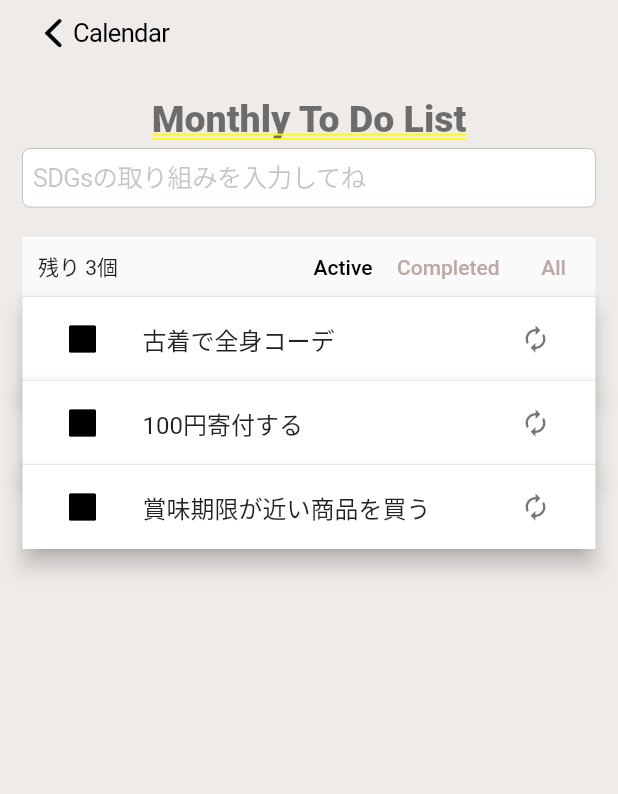
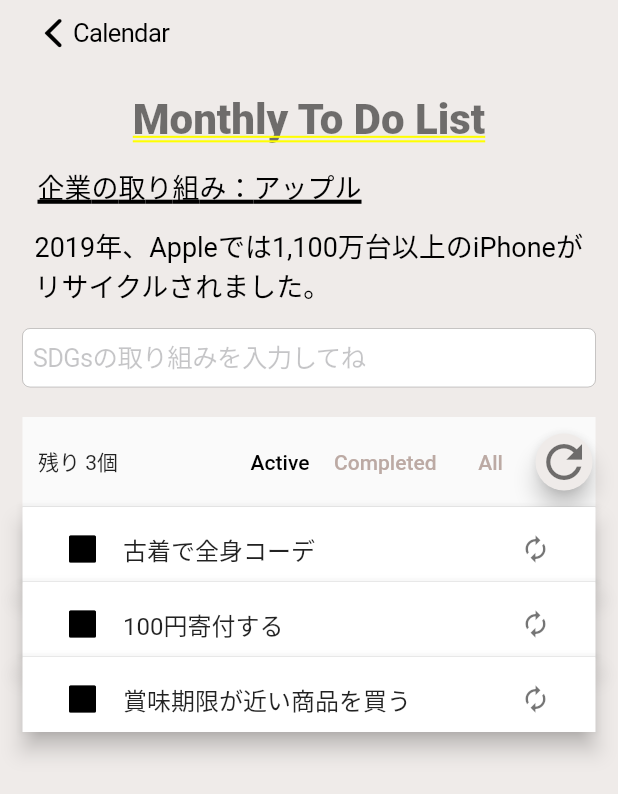
Before and after one commit to kode28003/calender, a Flutter app: the ToDoPage screen opened by its route, on a phone screen of 412 x 824 dp. Shown: the top 794 px of the screen. Run offline on Flutter 3.47's test engine with Material 2 defaults, Android fonts, the phone set to English and light mode, and no system bars; our stand-ins replace flutter_hooks, flutter_riverpod, hooks_riverpod, riverpod, syncfusion_flutter_calendar; Roboto replaces fonts that are missing (Helvetica Neue).

Commit message:
add company information

```diff
--- a/lib/apps/calendar.dart
+++ b/lib/apps/calendar.dart
@@ -68,7 +68,7 @@ Future InputText(BuildContext context) async{
             },
           ),
           CupertinoDialogAction(
-            child: Text('ok',style: TextStyle(color:Colors.black),),
+            child: Text('OK',style: TextStyle(color:Colors.black),),
             onPressed: () {
               Navigator.pop(context);
             },
--- a/lib/page/home.dart
+++ b/lib/page/home.dart
@@ -7,6 +7,7 @@ import 'package:flutter/widgets.dart';
 import 'package:flutter/cupertino.dart';
 import 'package:calender/page/todo.dart';
 import 'package:calender/apps/calendar.dart';
+import 'package:url_launcher/url_launcher.dart';
 
 CalendarDataSource? _dataSource;
 Appointment? app;
@@ -65,8 +66,7 @@ class HomePage extends ConsumerWidget {
     _dataSource = _getDataSource();
     final random=ref.watch(randomProvider);
     ref.watch(countProvider);
-    number=random.nextInt(10);//0~9までのrandomをもとめる
-    //ref.watch(countUpNotifierProvider);
+    number=random.nextInt(10);//0~9までのrandom
 
     return CupertinoPageScaffold(
       backgroundColor: Colors.brown.shade50,
@@ -107,6 +107,13 @@ class HomePage extends ConsumerWidget {
                                 style: TextStyle(color:Colors.black),
                               ),
                               onPressed: () => Navigator.pop(context),
+                            ),
+                            CupertinoDialogAction(
+                              child: Text('詳しく ↗',style: TextStyle(color:Colors.black),),
+                              onPressed: () {
+                              Navigator.pop(context);
+                              launchURL();
+                            },
                             ),
                           ],
                         ),)
@@ -237,11 +244,11 @@ class Event extends ConsumerWidget {
             CalendarView.week,
             CalendarView.workWeek,
             CalendarView.month,
-            CalendarView.timelineDay,
-            CalendarView.timelineWeek,
-            CalendarView.timelineWorkWeek,
-            CalendarView.timelineMonth,
-            CalendarView.schedule
+            // CalendarView.timelineDay,
+            // CalendarView.timelineWeek,
+            // CalendarView.timelineWorkWeek,
+            //CalendarView.timelineMonth,
+            //CalendarView.schedule
           ],
         ),
       ),
@@ -277,6 +284,15 @@ _DataSource _getDataSource() {
   return _DataSource(appointments);
 }
 
+launchURL() async {
+  const url = "https://www.unicef.or.jp/kodomo/sdgs/";
+  if (await canLaunch(url)) {
+    await launch(url);
+  } else {
+    throw 'Could not Launch $url';
+  }
+}
+
 class _DataSource extends CalendarDataSource {
   _DataSource(List<Appointment> source) {
     appointments = source;
--- a/lib/page/todo.dart
+++ b/lib/page/todo.dart
@@ -1,5 +1,6 @@
 import 'package:calender/apps/count.dart';
 import 'package:flutter/cupertino.dart';
+import 'package:flutter/gestures.dart';
 import 'package:flutter/material.dart';
 import 'package:flutter_riverpod/flutter_riverpod.dart';
 import 'package:flutter/widgets.dart';
@@ -32,6 +33,26 @@ final list=[
   '',
 ];
 
+final company=[
+  '',
+  'アップル',
+  'グーグル',
+  'パナソニック',
+  '花王',
+  'ヤクルトグループ',
+  'トヨタ自動車',
+];
+
+final companyInformation=[
+  '',
+  '2019年、Appleでは1,100万台以上のiPhoneがリサイクルされました。',
+  '米国では、Googleマップで自動車でのルートを検索すると、燃料効率のいいルートを提案されます。',
+  'カンボジアで、子どもが売られない仕組みを作るために、最貧困層の女性向けの雇用の支援を行っています。',
+  '世界各国のジェンダー平等の取り組みが優れている企業に贈られる「2020年男女平等指数」に選ばれました。',
+  '女性が活躍し働きやすい環境づくりとして、ヤクルトレディのお子さんをお預かりする保育所を運営しています。',
+  '電気自動車をより早く普及させるため、車両電動化技術の特許を無償で共有しています。',
+];
+
 
 final iconCount1Provider = StateProvider((ref) {
   return 1;
@@ -43,6 +64,10 @@ final iconCount2Provider = StateProvider((ref) {
 
 final iconCount3Provider = StateProvider((ref) {
   return 3;
+});
+
+final updateCompanyProvider=StateProvider((ref){
+  return 1;
 });
 
 
@@ -63,7 +88,6 @@ enum TodoListFilter {
   active,
   completed,
 }
-
 
 final todoListFilter = StateProvider((_) => TodoListFilter.active);
 
@@ -93,6 +117,7 @@ class ToDoPage extends HookConsumerWidget {
   Widget build(BuildContext context, WidgetRef ref) {
     final todos = ref.watch(filteredTodos);
     final newTodoController = useTextEditingController();
+    final companyNum=ref.watch(updateCompanyProvider);
 
     return GestureDetector(
       onTap: () => FocusScope.of(context).unfocus(),
@@ -111,9 +136,42 @@ class ToDoPage extends HookConsumerWidget {
         ),
       ),
         child: ListView(
-          padding: const EdgeInsets.symmetric(horizontal: 15, vertical: 20),
+          padding: const EdgeInsets.symmetric(horizontal: 15, vertical: 18),
           children: [
             const Title(),
+            Container(
+                padding: EdgeInsets.fromLTRB(10, 10, 5, 2),
+                child: RichText(
+                  softWrap: true,
+                  overflow: TextOverflow.ellipsis,
+                  maxLines: 1,
+                  text: TextSpan(
+                    text: '企業の取り組み：${company[companyNum]}',
+                    style: TextStyle(
+                      fontSize: 18,
+                      color: Colors.black,
+                      decoration: TextDecoration.underline,
+                      decorationThickness: 3,
+                    ),
+                  ),
+                ),
+              ),
+              Container(
+                padding: EdgeInsets.fromLTRB(8, 10, 5, 15),
+                child: RichText(
+                  softWrap: true,
+                  overflow: TextOverflow.ellipsis,
+                  maxLines: 3,
+                  text: TextSpan(
+                    text: companyInformation[companyNum],
+                    style: TextStyle(
+                      fontSize: 18,
+                      color: Colors.black,
+                      decorationThickness: 3,
+                    ),
+                  ),
+                ),
+              ),
             CupertinoTextField(
               key: addTodoKey,
               placeholder: 'SDGsの取り組みを入力してね',
@@ -212,6 +270,24 @@ class Toolbar extends HookConsumerWidget {
             child: const Text('All'),
             ),
           ),
+          Container(//////////////////////////////////
+            width: 42,
+            padding: EdgeInsets.all(2),
+            child:FloatingActionButton(
+              backgroundColor: Colors.brown.shade50,
+              onPressed: () {
+                final company=ref.read(updateCompanyProvider.state).state+=1;
+                if(company==6){
+                  ref.read(updateCompanyProvider.state).state=1;
+                }
+              },
+              child: const Icon(
+                Icons.refresh,
+                size: 36,
+                color: Colors.black54,
+              ),
+            ),
+          ),
         ],
       ),
     );
@@ -230,7 +306,7 @@ class Title extends StatelessWidget {
       textAlign: TextAlign.center,
       style: TextStyle(
         color: Colors.black54,
-        fontSize: 25,
+        fontSize: 28,
         fontFamily: 'Helvetica Neue',
       ),
     ),
@@ -250,7 +326,6 @@ class TodoItem extends HookConsumerWidget {
 
     useListenable(itemFocusNode);
     final isFocused = itemFocusNode.hasFocus;
-
     final textEditingController = useTextEditingController();
     final textFieldFocusNode = useFocusNode();
 
@@ -268,7 +343,11 @@ class TodoItem extends HookConsumerWidget {
                 .edit(id: todo.id, description: textEditingController.text);
           }
         },
+        child: SingleChildScrollView(
+        child: Container(
+        height: 50,
         child: ListTile(
+          horizontalTitleGap:3,
           onTap: () {
             itemFocusNode.requestFocus();
             textFieldFocusNode.requestFocus();
@@ -297,6 +376,8 @@ class TodoItem extends HookConsumerWidget {
           ),
         ),
       ),
+        ),
+      ),
     );
   }
 }
--- a/pubspec.yaml
+++ b/pubspec.yaml
@@ -9,6 +9,7 @@ environment:
   sdk: ">=2.12.0 <3.0.0"
 
 dependencies:
+  url_launcher: ^6.0.17
   hooks_riverpod: ^1.0.2
   uuid: 3.0.5
   flutter_native_splash: ^1.3.2
```
Also changed, not shown: lib/apps/company_information.dart (deleted), pubspec.lock. Lines whose indentation alone changed are shown as unchanged.
